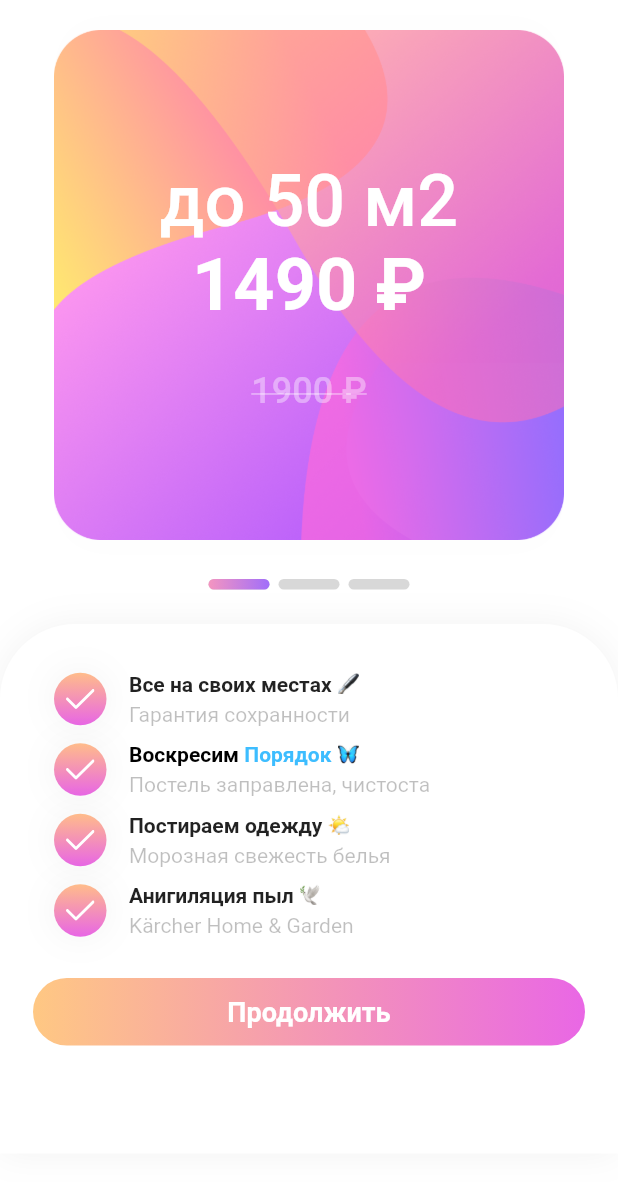
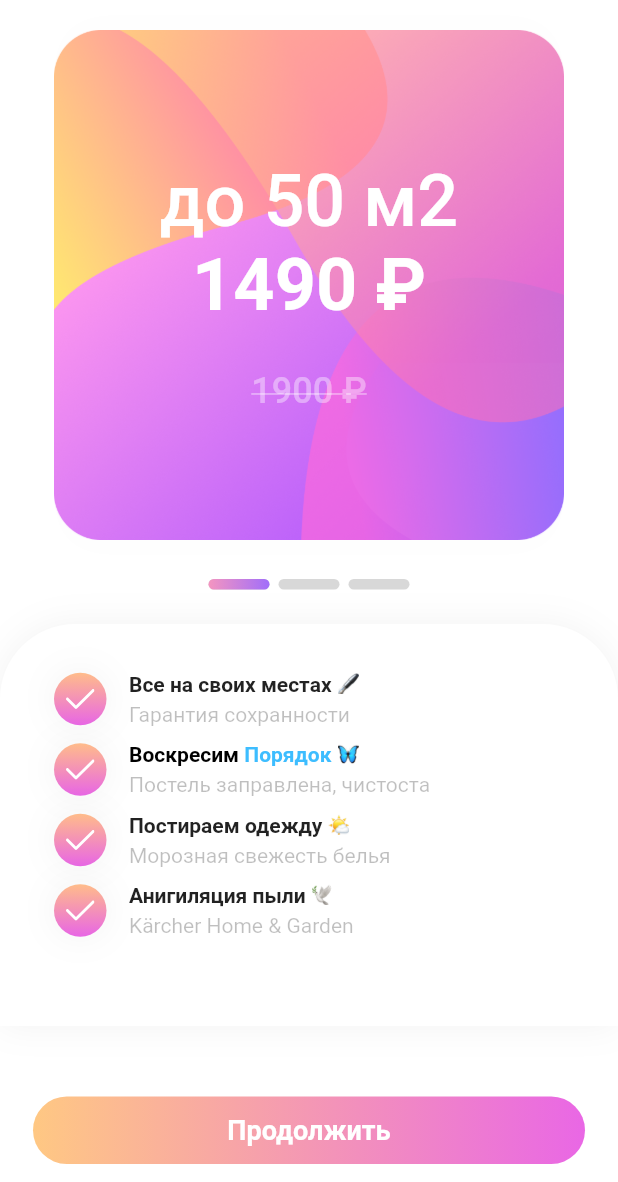
Before and after one commit to Flutfix/clean_view_pageview_form, a Flutter app: the screen it shows after launch, on a phone screen of 412 x 824 dp, the part 54-1236 px from its top. Run offline on Flutter 3.47's test engine with Material 2 defaults, Android fonts, the light colour scheme and no system bars; our stand-ins replace flutter_svg; missing offline and left inert: swipe.

Commit message:
Some improvements

```diff
--- a/lib/config/config.dart
+++ b/lib/config/config.dart
@@ -2,7 +2,7 @@ import 'package:flutter/material.dart';
 
 class AppConfig {
   // Брэнд
-  static const String logo = 'Super Clean';
+  static const String companyName = 'Super Clean';
 
   /// Валюта
   static const String currency = 'руб';
@@ -15,6 +15,9 @@ class AppConfig {
   static const Color pinkColor = Color(0xFFF59CEC);
   static const Color blueColor = Color(0xFF3DBDFF);
 
+  // Текст Условия и политика
+  static const Color privacyText = Color(0xFFBEC3D2);
+
   // Трекер позиции в PageView
   static const Color planPositionDefaultColor = Color(0xFFD8D8D8);
 
@@ -24,26 +27,26 @@ class AppConfig {
   static const Color textFieldGradientEnd = Color(0xFF3DBDFF);
 
   /// 1 страница градиенты
-  static const Color pointGradientStartFirst = Color(0xffFFBC8A);
-  static const Color pointGradientEndFirst = Color(0xffE866E5);
-  static const Color buttonGradientStartFirst = Color(0xffFFC883);
-  static const Color buttonGradientEndFirst = Color(0xffE967E5);
-  static const Color stepsGradientStartFirst = Color(0xffF495C0);
-  static const Color stepsGradientEndFirst = Color(0xffA16EFA);
+  static const Color pointGradientStartFirst = Color(0xFFFFBC8A);
+  static const Color pointGradientEndFirst = Color(0xFFE866E5);
+  static const Color buttonGradientStartFirst = Color(0xFFFFC883);
+  static const Color buttonGradientEndFirst = Color(0xFFE967E5);
+  static const Color stepsGradientStartFirst = Color(0xFFF495C0);
+  static const Color stepsGradientEndFirst = Color(0xFFA16EFA);
 
   /// 2 страница градиенты
-  static const Color pointGradientStartSecond = Color(0xff7494FF);
-  static const Color pointGradientEndSecond = Color(0xff81F5A8);
-  static const Color buttonGradientStartSecond = Color(0xff7494FF);
-  static const Color buttonGradientEndSecond = Color(0xff80F0B0);
-  static const Color stepsGradientStartSecond = Color(0xff81F5A9);
-  static const Color stepsGradientEndSecond = Color(0xff7495FF);
+  static const Color pointGradientStartSecond = Color(0xFF7494FF);
+  static const Color pointGradientEndSecond = Color(0xFF81F5A8);
+  static const Color buttonGradientStartSecond = Color(0xFF7494FF);
+  static const Color buttonGradientEndSecond = Color(0xFF80F0B0);
+  static const Color stepsGradientStartSecond = Color(0xFF81F5A9);
+  static const Color stepsGradientEndSecond = Color(0xFF7495FF);
 
   /// 3 страница градиенты
-  static const Color pointGradientStartThird = Color(0xffFF69D3);
-  static const Color pointGradientEndThird = Color(0xff3DBDFF);
-  static const Color buttonGradientStartThird = Color(0xffFF67D5);
-  static const Color buttonGradientEndThird = Color(0xff3DBDFF);
-  static const Color stepsGradientStartThird = Color(0xff4FF0FF);
-  static const Color stepsGradientEndThird = Color(0xffFF60DE);
+  static const Color pointGradientStartThird = Color(0xFFFF69D3);
+  static const Color pointGradientEndThird = Color(0xFF3DBDFF);
+  static const Color buttonGradientStartThird = Color(0xFFFF67D5);
+  static const Color buttonGradientEndThird = Color(0xFF3DBDFF);
+  static const Color stepsGradientStartThird = Color(0xFF4FF0FF);
+  static const Color stepsGradientEndThird = Color(0xFFFF60DE);
 }
--- a/lib/pages/choose_services/choose_services.dart
+++ b/lib/pages/choose_services/choose_services.dart
@@ -50,6 +50,7 @@ class _ChooseServicesState extends State<ChooseServices> {
       child: Scaffold(
         backgroundColor: AppConfig.whiteColor,
         body: Column(
+          mainAxisAlignment: MainAxisAlignment.spaceBetween,
           children: [
             const CustomAppBar(isBackArrow: true),
             Expanded(
@@ -224,8 +225,21 @@ class _ChooseServicesState extends State<ChooseServices> {
                           },
                         ),
                       ),
-                      const SizedBox(height: 23),
-                      GradientButton(
+                      const SizedBox(height: 60),
+                    ],
+                  ),
+                ),
+              ),
+            ),
+
+            /// Нижний блок [Градиент кнопка]
+            Container(
+              width: width,
+              color: AppConfig.whiteColor,
+              child: Padding(
+                padding:
+                    const EdgeInsets.symmetric(horizontal: 22.0, vertical: 12),
+                child: GradientButton(
                   text: 'Продолжить',
                   startColor: AppConfig.stepsGradientStartThird,
                   endColor: AppConfig.stepsGradientEndThird,
@@ -240,10 +254,6 @@ class _ChooseServicesState extends State<ChooseServices> {
                     );
                   },
                 ),
-                      const SizedBox(height: 60),
-                    ],
-                  ),
-                ),
               ),
             ),
           ],
--- a/lib/pages/filling_data/filling_data.dart
+++ b/lib/pages/filling_data/filling_data.dart
@@ -1,4 +1,5 @@
 import 'package:flutter/material.dart';
+import 'package:flutter_application_1/business_logic/email_sender.dart';
 import 'package:flutter_application_1/config/config.dart';
 import 'package:flutter_application_1/pages/filling_data/widgets/container_with_star.dart';
 import 'package:flutter_application_1/pages/filling_data/widgets/input.dart';
@@ -27,7 +28,6 @@ class _FillingDataState extends State<FillingData> {
   late final TextEditingController controllerFlat;
   late final TextEditingController controllerComment;
   late final TextEditingController controllerNumber;
-  late ScrollController _scrollController;
 
   @override
   void initState() {
@@ -38,7 +38,6 @@ class _FillingDataState extends State<FillingData> {
     controllerFlat = TextEditingController();
     controllerComment = TextEditingController();
     controllerNumber = TextEditingController();
-    _scrollController = ScrollController();
   }
 
   @override
@@ -283,9 +282,21 @@ class _FillingDataState extends State<FillingData> {
                             ),
                           ),
                         ),
-                        const SizedBox(height: 48),
+                        const SizedBox(height: 60),
+                      ],
+                    ),
+                  ),
+                ),
+              ),
 
-                        GradientButton(
+              /// Нижний блок [Градиент кнопка]
+              Container(
+                width: width,
+                color: AppConfig.whiteColor,
+                child: Padding(
+                  padding: const EdgeInsets.symmetric(
+                      horizontal: 22.0, vertical: 12),
+                  child: GradientButton(
                     onTap: () async {},
                     startColor: AppConfig.stepsGradientStartThird,
                     endColor: AppConfig.stepsGradientEndThird,
@@ -296,14 +307,12 @@ class _FillingDataState extends State<FillingData> {
                             text: 'Мастер за ',
                             style: TextStyle(
                               fontSize: 18,
-                                    color:
-                                        AppConfig.whiteColor.withOpacity(0.4),
+                              color: AppConfig.whiteColor.withOpacity(0.4),
                               fontWeight: FontWeight.w500,
                             ),
                           ),
                           TextSpan(
-                                  text:
-                                      '${widget.summaryPrice} ${widget.currency}',
+                            text: '${widget.summaryPrice} ${widget.currency}',
                             style: const TextStyle(
                               fontSize: 18,
                               color: AppConfig.whiteColor,
@@ -312,10 +321,6 @@ class _FillingDataState extends State<FillingData> {
                           ),
                         ],
                       ),
-                          ),
-                        ),
-                        const SizedBox(height: 60),
-                      ],
                     ),
                   ),
                 ),
--- a/lib/pages/plans_page_view/general.dart
+++ b/lib/pages/plans_page_view/general.dart
@@ -1,3 +1,5 @@
+import 'dart:developer';
+
 import 'package:flutter/material.dart';
 import 'package:flutter_application_1/config/config.dart';
 import 'package:flutter_application_1/models/info_card_model.dart';
@@ -9,7 +11,6 @@ import 'package:flutter_application_1/pages/plans_page_view/widgets/plan_positio
 import 'package:flutter_application_1/widgets/custom_app_bar.dart';
 import 'package:flutter_application_1/widgets/custom_transition.dart';
 import 'package:flutter_svg/flutter_svg.dart';
-import 'package:swipe/swipe.dart';
 
 class General extends StatefulWidget {
   const General({Key? key}) : super(key: key);
@@ -75,7 +76,7 @@ class _GeneralState extends State<General> {
         icon: 'lib/assets/images/sun.png',
       ),
       PointRowModel(
-        title: 'Анигиляция пыл',
+        title: 'Анигиляция пыли',
         description: 'Kärcher Home & Garden',
         icon: 'lib/assets/images/bird.png',
       ),
@@ -85,11 +86,10 @@ class _GeneralState extends State<General> {
   @override
   Widget build(BuildContext context) {
     double width = MediaQuery.of(context).size.width;
-    double height = MediaQuery.of(context).size.height;
     return Scaffold(
         backgroundColor: AppConfig.whiteColor,
         body: Column(
-          mainAxisAlignment: MainAxisAlignment.center,
+          mainAxisAlignment: MainAxisAlignment.spaceBetween,
           crossAxisAlignment: CrossAxisAlignment.center,
           children: [
             const CustomAppBar(),
@@ -97,6 +97,7 @@ class _GeneralState extends State<General> {
               child: SingleChildScrollView(
                 physics: const BouncingScrollPhysics(),
                 child: Column(
+                  mainAxisSize: MainAxisSize.min,
                   children: [
                     /// Карточки с площадью и ценой
                     SizedBox(
@@ -187,26 +188,32 @@ class _GeneralState extends State<General> {
                                 ),
                               ),
                               const SizedBox(height: 16),
-
-                              // Градиент-кнопка
-                              GradientButton(
-                                text: 'Продолжить',
-                                onTap: () {
-                                  Navigator.of(context)
-                                      .push(CustomPageRoute(ChooseServices(
-                                    currentPrice: cardsList[currentIndex].price,
-                                  )));
-                                },
-                                startColor: buttonGradientStart,
-                                endColor: buttonGradientEnd,
-                              ),
-                              const SizedBox(height: 40),
                             ],
                           ),
                         ),
                       ),
                     )
                   ],
+                ),
+              ),
+            ),
+
+            /// Нижний блок [Градиент кнопка]
+            Container(
+              width: width,
+              color: AppConfig.whiteColor,
+              child: Padding(
+                padding:
+                    const EdgeInsets.symmetric(horizontal: 22.0, vertical: 12),
+                child: GradientButton(
+                  text: 'Продолжить',
+                  onTap: () {
+                    Navigator.of(context).push(CustomPageRoute(ChooseServices(
+                      currentPrice: cardsList[currentIndex].price,
+                    )));
+                  },
+                  startColor: buttonGradientStart,
+                  endColor: buttonGradientEnd,
                 ),
               ),
             ),
--- a/lib/pages/plans_page_view/widgets/gradient_button.dart
+++ b/lib/pages/plans_page_view/widgets/gradient_button.dart
@@ -32,6 +32,7 @@ class _GradientButtonState extends State<GradientButton> {
       child: AnimatedContainer(
         duration: const Duration(milliseconds: 150),
         width: width,
+        height: 45,
         decoration: BoxDecoration(
             borderRadius: BorderRadius.circular(50),
             gradient: LinearGradient(
@@ -44,7 +45,8 @@ class _GradientButtonState extends State<GradientButton> {
         child: Center(
           child: Padding(
             padding: const EdgeInsets.symmetric(vertical: 12.0),
-            child: widget.richText ?? Text(
+            child: widget.richText ??
+                Text(
                   widget.text ?? 'Продолжить',
                   style: const TextStyle(
                       color: AppConfig.whiteColor,
--- a/lib/pages/plans_page_view/widgets/plan_card.dart
+++ b/lib/pages/plans_page_view/widgets/plan_card.dart
@@ -14,7 +14,6 @@ class PlanCard extends StatelessWidget {
 
   @override
   Widget build(BuildContext context) {
-    double width = MediaQuery.of(context).size.width;
     return GestureDetector(
       behavior: HitTestBehavior.translucent,
       onTap: onTap,
--- a/lib/widgets/custom_app_bar.dart
+++ b/lib/widgets/custom_app_bar.dart
@@ -24,7 +24,7 @@ class CustomAppBar extends StatelessWidget {
                       Navigator.pop(context);
                     },
                     child: Padding(
-                      padding: const EdgeInsets.fromLTRB(19, 16, 21, 16),
+                      padding: const EdgeInsets.fromLTRB(19, 0, 21, 0),
                       child: SvgPicture.asset(
                         'lib/assets/images/back_arrow.svg',
                         width: 10,
@@ -34,7 +34,7 @@ class CustomAppBar extends StatelessWidget {
                 : const SizedBox(width: 50),
             Padding(
                 padding: const EdgeInsets.only(top: 3),
-                child: _buildLogo(text: AppConfig.logo)),
+                child: _buildLogo(text: AppConfig.companyName)),
             const SizedBox(width: 50),
           ],
         ),
--- a/pubspec.yaml
+++ b/pubspec.yaml
@@ -36,6 +36,7 @@ dependencies:
   cupertino_icons: ^1.0.2
   flutter_svg: ^0.23.0+1
   swipe: ^0.0.1
+  mailer: ^5.0.2
 
 dev_dependencies:
   flutter_test:
```
Also changed, not shown: lib/business_logic/email_sender.dart (added, +12 -0 lines), pubspec.lock, 2 other files. Lines whose indentation alone changed are shown as unchanged.
